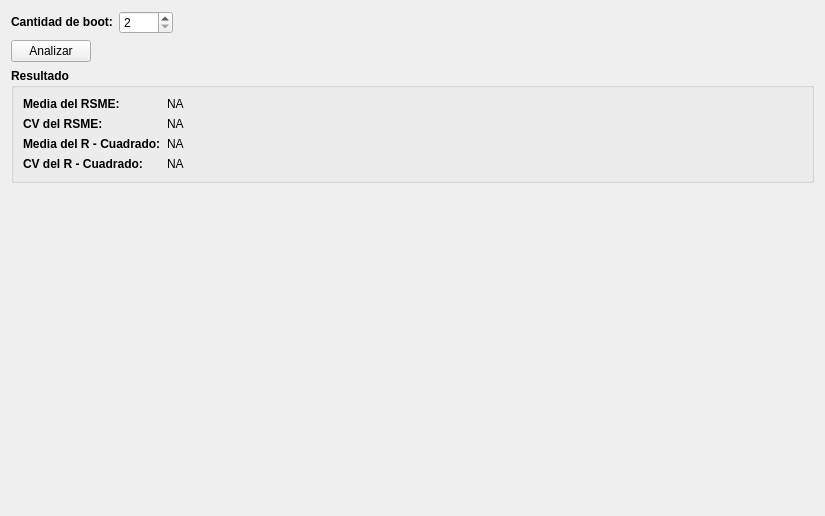
This is view/ui/widget_validation_boot_stropping.ui in vasha54/apm as Qt 5 draws it before an edit. The edited form follows.
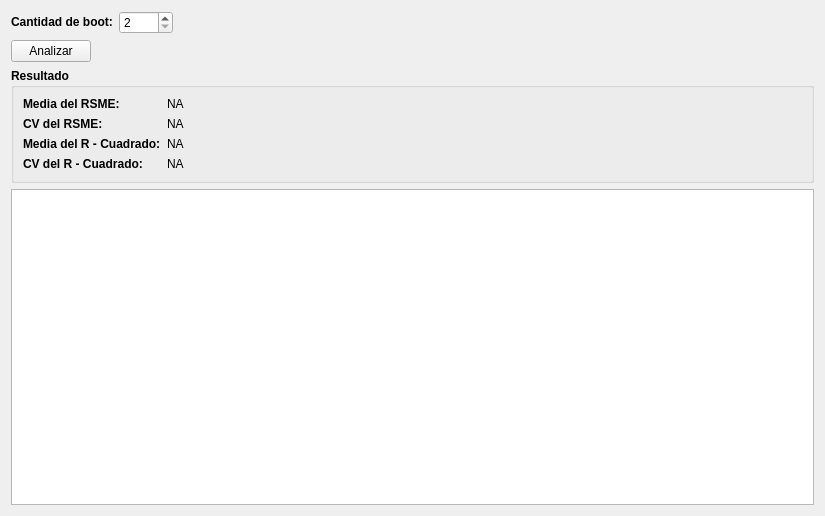
This is the edited form.

The edit to the form file:
```diff
--- a/view/ui/widget_validation_boot_stropping.ui
+++ b/view/ui/widget_validation_boot_stropping.ui
@@ -208,8 +208,31 @@
     </widget>
    </item>
    <item row="3" column="0" colspan="4">
-    <widget class="QWidget" name="widgetChart" native="true">
-     <layout class="QGridLayout" name="gLayoutChart"/>
+    <widget class="QTableWidget" name="tWCharts">
+     <property name="columnCount">
+      <number>3</number>
+     </property>
+     <attribute name="horizontalHeaderVisible">
+      <bool>false</bool>
+     </attribute>
+     <attribute name="horizontalHeaderCascadingSectionResizes">
+      <bool>false</bool>
+     </attribute>
+     <attribute name="horizontalHeaderShowSortIndicator" stdset="0">
+      <bool>false</bool>
+     </attribute>
+     <attribute name="horizontalHeaderStretchLastSection">
+      <bool>true</bool>
+     </attribute>
+     <attribute name="verticalHeaderCascadingSectionResizes">
+      <bool>true</bool>
+     </attribute>
+     <attribute name="verticalHeaderStretchLastSection">
+      <bool>true</bool>
+     </attribute>
+     <column/>
+     <column/>
+     <column/>
     </widget>
    </item>
   </layout>
```
